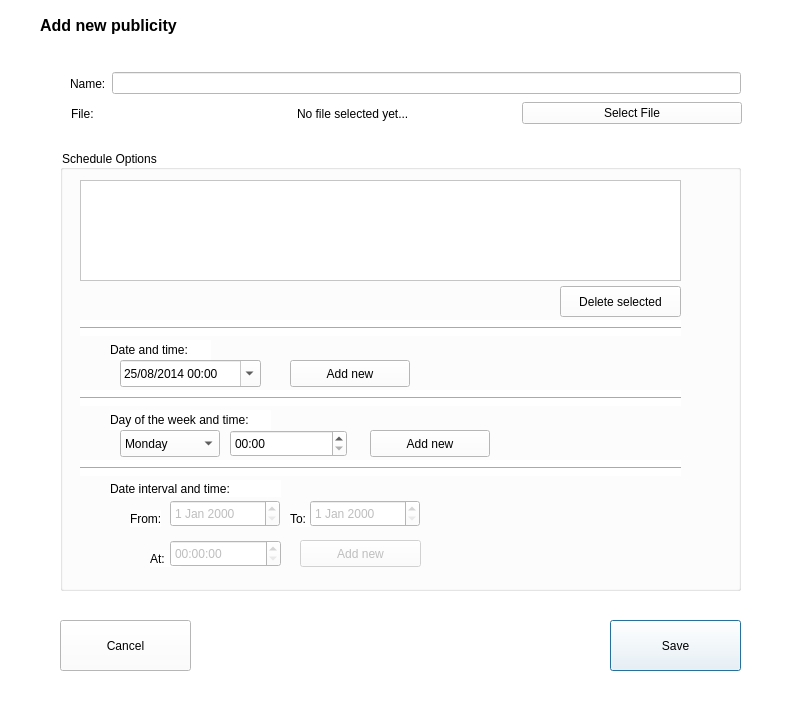
Qt form src/add_pub.ui (netpack/XFB) before a commit.
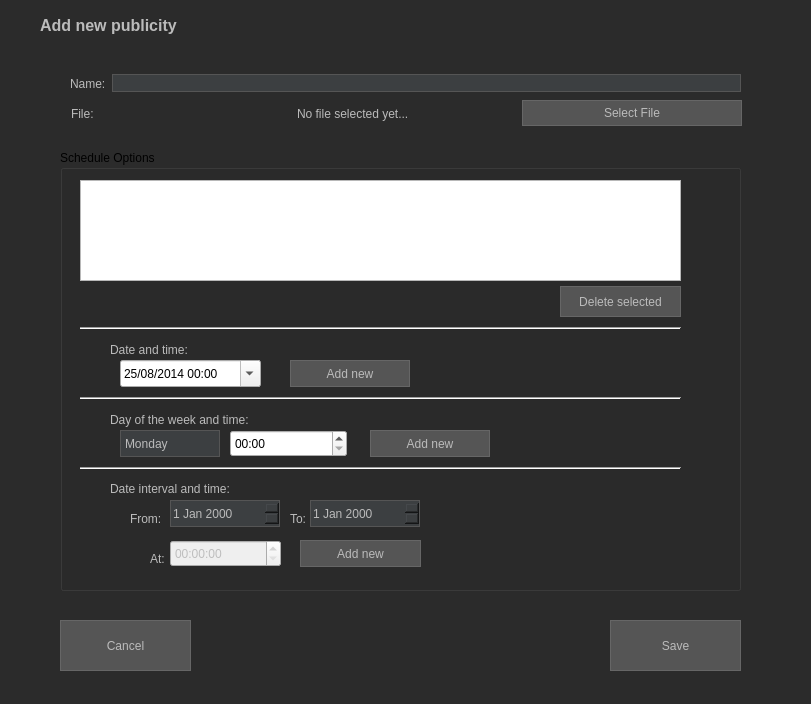
The same form after that commit.

The edit to the form file:
```diff
--- a/src/add_pub.ui
+++ b/src/add_pub.ui
@@ -2,6 +2,69 @@
 <ui version="4.0">
  <class>add_pub</class>
  <widget class="QDialog" name="add_pub">
+  <property name="styleSheet">
+   <string notr="true">
+     QDialog {
+         background-color: #2b2b2b;
+         color: #bbbbbb; /* Default text color */
+     }
+     QLabel {
+         color: #bbbbbb;
+     }
+     QLineEdit, QTextEdit, QPlainTextEdit {
+         background-color: #3c3f41;
+         color: #bbbbbb;
+         border: 1px solid #555555;
+         selection-background-color: #007acc;
+         selection-color: white;
+     }
+     QPushButton, QToolButton {
+         background-color: #555555;
+         color: #bbbbbb;
+         border: 1px solid #666666;
+         padding: 5px;
+     }
+     QPushButton:hover, QToolButton:hover {
+         background-color: #666666;
+     }
+     QPushButton:pressed, QToolButton:pressed {
+         background-color: #444444;
+     }
+     QComboBox {
+         background-color: #3c3f41;
+         color: #bbbbbb;
+         border: 1px solid #555555;
+         selection-background-color: #007acc;
+         /* selection-color: white; */
+     }
+     QComboBox::drop-down {
+         border: none;
+     }
+     QComboBox QAbstractItemView {
+         background-color: #3c3f41;
+         color: #bbbbbb;
+         selection-background-color: #007acc;
+         selection-color: white;
+         border: 1px solid #555555;
+         outline: 0px;
+     }
+     QDateEdit {
+         background-color: #3c3f41;
+         color: #bbbbbb;
+         border: 1px solid #555555;
+         selection-background-color: #007acc;
+         selection-color: white;
+     }
+     QDateEdit::drop-down {
+          /* Style dropdown button if needed */
+     }
+     QDateEdit QAbstractItemView {
+         background-color: #3c3f41;
+         color: #bbbbbb;
+         selection-background-color: #007acc;
+     }
+    </string>
+  </property>
   <property name="windowModality">
    <enum>Qt::WindowModal</enum>
   </property>
@@ -16,9 +79,6 @@
   <property name="windowTitle">
    <string>Add a Publicity</string>
   </property>
-  <property name="styleSheet">
-   <string notr="true">background-color: rgb(255, 255, 255);</string>
-  </property>
   <widget class="QLabel" name="label">
    <property name="geometry">
     <rect>
```
